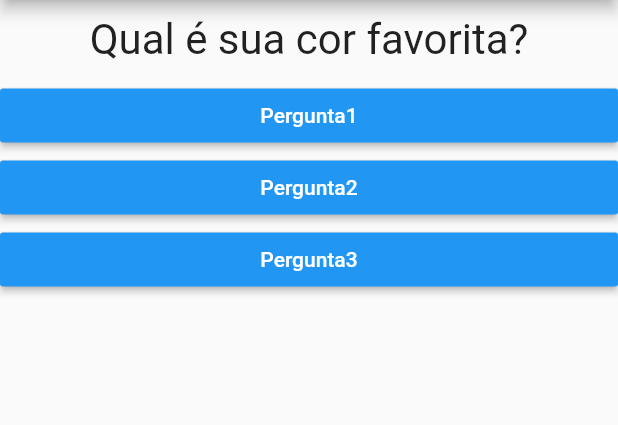
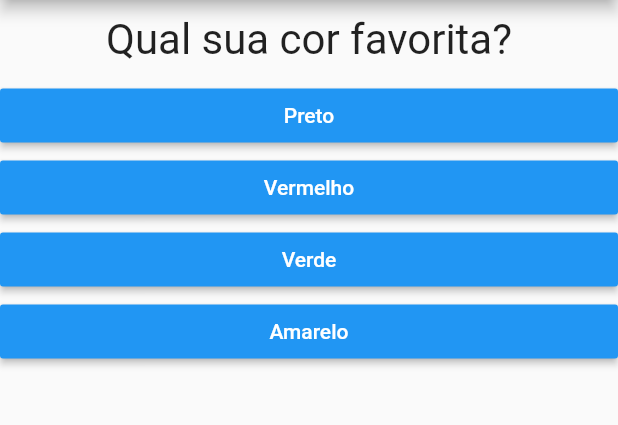
Before and after one commit to Wallace82/perguntas, a Flutter app: the screen it shows after launch, on a phone screen of 412 x 824 dp, the part 84-509 px from its top. Run offline on Flutter 3.47's test engine with Material 2 defaults, Android fonts, the phone set to English and light mode, and no system bars.

Commit message:
7 - Criando lista de respostas dinâmicas

```diff
--- a/lib/main.dart
+++ b/lib/main.dart
@@ -11,14 +11,14 @@ class _PerguntaAppState extends State<PerguntaApp>{
 
   void _responder() {
     setState(() {
-      if (_perguntaSelecionada >= 5) {
+      if (_perguntaSelecionada >= 3) {
         _perguntaSelecionada = 0;
       }
       else {
         _perguntaSelecionada++;
       }
 
-      print(_perguntaSelecionada);
+
     });
 
   }
@@ -26,15 +26,29 @@ class _PerguntaAppState extends State<PerguntaApp>{
   @override
   Widget build(BuildContext context){
 
-    final perguntas  = [
-      'Qual é sua cor favorita?',
-      'Qual é seu animal favorito?',
-      'Qual é seu time favorita?',
-      'Quantos anos você tem?',
-      'Em qual cidade você mora?',
-      'Você gosta de flutter?'
+    final List<Map<String,Object>> perguntas  = [
+      {
+        'texto':'Qual sua cor favorita?',
+        'respostas':['Preto','Vermelho','Verde','Amarelo']
+      },
+      {
+        'texto':'Quantos anos você tem?',
+        'respostas':['15','20','1','90']
+      },
+      {
+        'texto':'Qual é seu time favorita?',
+        'respostas':['Flamengo','Botafogo','Vasco','Fluminense']
+      },
+      {
+        'texto':'Qual é seu animal favorito??',
+        'respostas':['Cachorro','Cavalo','Gato','Peixe']
+      },
     ];
 
+    List<Widget> respostas = [];
+    for(String textRespo in perguntas[_perguntaSelecionada].cast()['respostas']) {
+      respostas.add(Resposta(textRespo, _responder));
+    }
 
     return MaterialApp(
       home: Scaffold(
@@ -43,10 +57,8 @@ class _PerguntaAppState extends State<PerguntaApp>{
           ),
           body: Column(
             children:<Widget> [
-              Questao(perguntas[_perguntaSelecionada]),
-              Resposta('Pergunta1',_responder),
-              Resposta('Pergunta2',_responder),
-              Resposta('Pergunta3',_responder)
+              Questao(perguntas[_perguntaSelecionada]['texto'].toString()),
+              ...respostas,
             ],
           )
       ),
```
